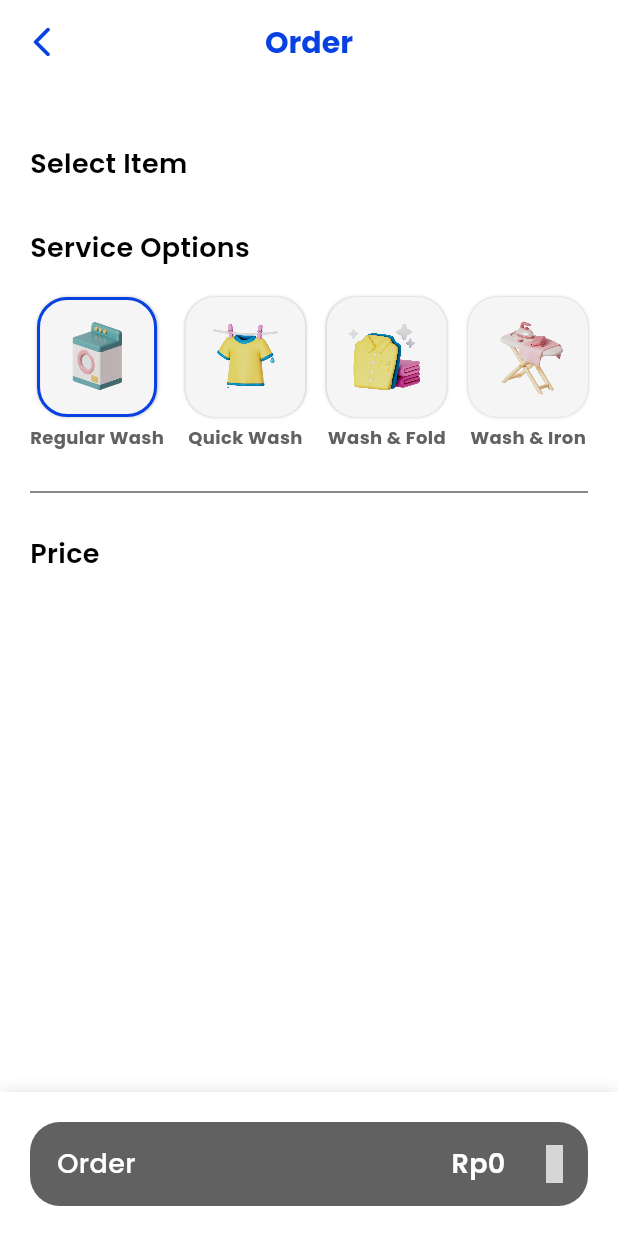
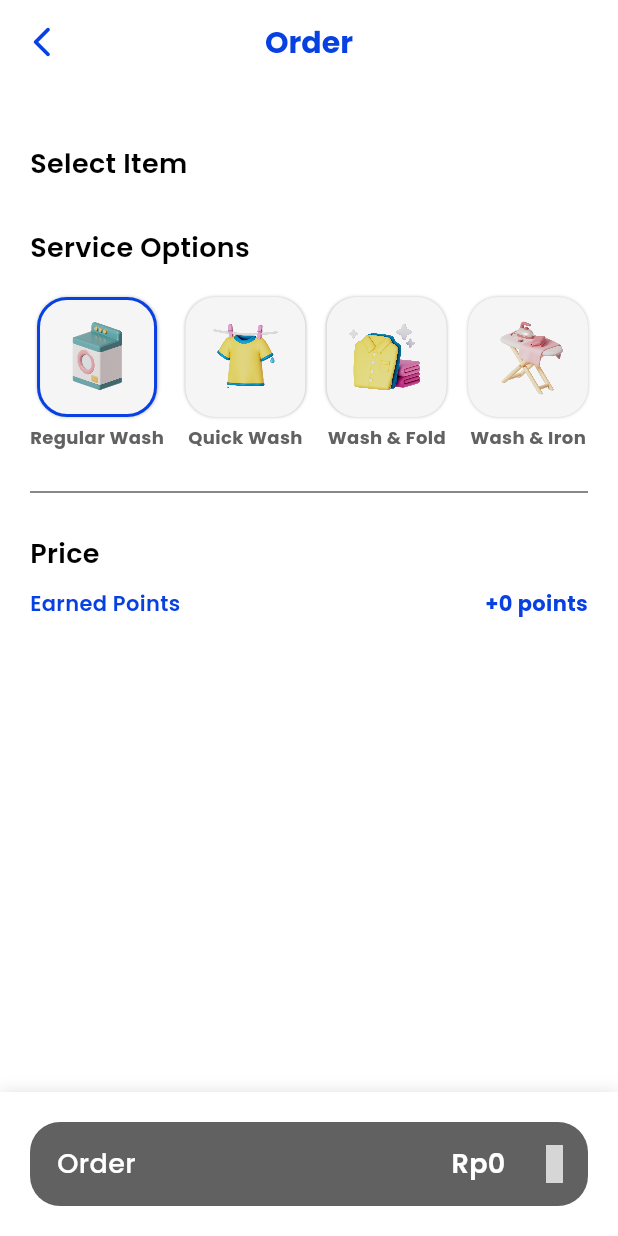
Before and after one commit to Wirlhawk/washa_mobile, a Flutter app: the OrderPage screen opened directly, on a phone screen of 412 x 824 dp. Run offline on Flutter 3.47's test engine with Material 3 defaults, Android fonts, the phone set to English and light mode, and no system bars; our stand-ins replace flutter_animate, flutter_map, geocoding, google_fonts, iconsax, image_picker and 4 more; missing offline and left inert: location_picker_flutter_map; accounts and stored records are empty; network calls fail; grey boxes are pictures that could not be loaded.

Commit message:
add points

```diff
--- a/lib/auth/auth_gate.dart
+++ b/lib/auth/auth_gate.dart
@@ -1,6 +1,6 @@
 import 'package:flutter/material.dart';
 import 'package:supabase_flutter/supabase_flutter.dart';
-import 'package:washa_mobile/views/pages/onboarding_page.dart';
+import 'package:washa_mobile/views/pages/login_page.dart';
 import 'package:washa_mobile/views/widget_tree.dart';
 
 class AuthGate extends StatelessWidget {
@@ -25,7 +25,7 @@ class AuthGate extends StatelessWidget {
         if (session != null) {
           return WidgetTree();
         } else {
-          return OnboardingPage();
+          return LoginPage();
         }
       },
     );
--- a/lib/helper/format_date.dart
+++ b/lib/helper/format_date.dart
@@ -1,5 +1,5 @@
 import 'package:intl/intl.dart';
 
-String formatDate(DateTime date) {
+String formatDate(date) {
   return DateFormat('yyyy-MM-dd HH:mm:ss').format(date);
 }
--- a/lib/service/order_service.dart
+++ b/lib/service/order_service.dart
@@ -31,12 +31,14 @@ class OrderService {
     required List<OrderModel> orders,
     required int serviceID,
     required double price,
+    required int redeemedPoints,
+    required int earnedPoints,
   }) async {
     final userID = _supabase.auth.currentUser!.id;
 
-    final userAddress = await _supabase
+    final user = await _supabase
         .from('users')
-        .select('address')
+        .select('address, points')
         .eq('id', userID)
         .single();
 
@@ -45,7 +47,7 @@ class OrderService {
         .insert([
           {
             'user_id': userID,
-            'address': userAddress['address'],
+            'address': user['address'],
             'total_price': price,
             'service_id': serviceID,
             'status': 1,
@@ -53,6 +55,22 @@ class OrderService {
         ])
         .select()
         .single();
+
+    final currentPoints = user['points'] - redeemedPoints + earnedPoints;
+
+    await _supabase.from('points').insert({
+      'earned': earnedPoints,
+      'redeemed': redeemedPoints,
+      'order_id': newOrder['id'],
+      'user_id': userID,
+      'before': user['points'],
+      'after': currentPoints,
+    });
+
+    await _supabase.from('users').update({
+      'points': currentPoints,
+      'id': userID,
+    }).eq('id', userID);
 
     List<Map<String, dynamic>> ordersMap = orders
         .map(
@@ -99,6 +117,12 @@ class OrderService {
     }
   }
 
+  Future getPointHistory() async {
+    final userID = _supabase.auth.currentUser!.id;
+
+    return await _supabase.from('points').select().eq('user_id', userID);
+  }
+
   Future<void> cancelOrder(String orderID) async {
     return await _supabase
         .from('orders')
--- a/lib/views/pages/order_page.dart
+++ b/lib/views/pages/order_page.dart
@@ -1,3 +1,4 @@
+import 'package:flutter/cupertino.dart';
 import 'package:flutter/material.dart';
 import 'package:iconsax/iconsax.dart';
 import 'package:washa_mobile/auth/auth_service.dart';
@@ -25,6 +26,9 @@ class _OrderPageState extends State<OrderPage> {
   int selectedClothesIndex = 0;
   double totalPrice = 0;
   late Map? address;
+  late int points = 0;
+  int earnedPoints = 0;
+  bool usePoints = false;
 
   List<Map<String, dynamic>> services = [];
   List<Map<String, dynamic>> clothes = [];
@@ -42,7 +46,7 @@ class _OrderPageState extends State<OrderPage> {
 
   Future<void> _loadData() async {
     await Future.wait([
-      _fetchAddress(),
+      _fetchAddressAndPoints(),
       _fetchClothes(),
       _fetchServices(),
     ]);
@@ -84,6 +88,8 @@ class _OrderPageState extends State<OrderPage> {
           serviceID: selectedServiceIndex + 1,
           orders: orders,
           price: totalPrice,
+          earnedPoints: earnedPoints,
+          redeemedPoints: usePoints ? points : 0,
         );
 
         // ignore: use_build_context_synchronously
@@ -103,10 +109,11 @@ class _OrderPageState extends State<OrderPage> {
     }
   }
 
-  Future<void> _fetchAddress() async {
+  Future<void> _fetchAddressAndPoints() async {
     final data = await authService.getCurrentUserProfile();
     setState(() {
       address = data['address'] ?? {};
+      points = data['points'] ?? 0;
     });
   }
 
@@ -138,16 +145,29 @@ class _OrderPageState extends State<OrderPage> {
     _calculateTotalPrice();
   }
 
+  void _calculateEarnedPoints() {
+    setState(() {
+      earnedPoints = (totalPrice * 0.1).round();
+    });
+  }
+
   void _calculateTotalPrice() {
     final service = services[selectedServiceIndex];
     double price = 0;
     for (var order in orders) {
       price += order.subTotal;
     }
+
     price = price * service['price_multiplier'];
+
+    if (usePoints && totalPrice != 0) {
+      usePoints ? price -= points : null;
+    }
+
     setState(() {
       totalPrice = price;
     });
+    _calculateEarnedPoints();
   }
 
   @override
@@ -181,7 +201,43 @@ class _OrderPageState extends State<OrderPage> {
               padding: const EdgeInsets.symmetric(vertical: 20),
               child: Divider(),
             ),
+            _buildPointsOptions(),
             _buildPriceDetail(),
+            usePoints
+                ? Row(
+                    mainAxisAlignment: MainAxisAlignment.spaceBetween,
+                    children: [
+                      Text(
+                        "Used Points",
+                        style: TextStyle(
+                          color: Style.primary,
+                          fontWeight: FontWeight.w600,
+                        ),
+                      ),
+                      Text(
+                        "-$points points",
+                        style: TextStyle(
+                            color: Style.primary, fontWeight: FontWeight.bold),
+                      ),
+                    ],
+                  )
+                : Row(
+                    mainAxisAlignment: MainAxisAlignment.spaceBetween,
+                    children: [
+                      Text(
+                        "Earned Points",
+                        style: TextStyle(
+                          color: Style.primary,
+                          fontWeight: FontWeight.w600,
+                        ),
+                      ),
+                      Text(
+                        "+$earnedPoints points",
+                        style: TextStyle(
+                            color: Style.primary, fontWeight: FontWeight.bold),
+                      ),
+                    ],
+                  ),
           ],
         ),
       ),
@@ -267,7 +323,7 @@ class _OrderPageState extends State<OrderPage> {
                 _calculateTotalPrice();
               },
             ),
-          ],
+          ]
         ),
       ],
     );
@@ -291,6 +347,27 @@ class _OrderPageState extends State<OrderPage> {
     //     ),
     //   );
     // }
+  }
+
+  Widget _buildPointsOptions() {
+    return points > 0
+        ? Row(
+            mainAxisAlignment: MainAxisAlignment.spaceBetween,
+            children: [
+              Header("$points points", color: Style.primary),
+              CupertinoSwitch(
+                activeTrackColor: Style.primary,
+                value: usePoints,
+                onChanged: (value) {
+                  setState(() {
+                    usePoints = !usePoints;
+                    _calculateTotalPrice();
+                  });
+                },
+              )
+            ],
+          )
+        : SizedBox();
   }
 
   Widget _buildPriceDetail() {
--- a/lib/views/widget_tree.dart
+++ b/lib/views/widget_tree.dart
@@ -2,8 +2,9 @@ import 'package:flutter/material.dart';
 import 'package:washa_mobile/data/notifiers.dart';
 import 'package:washa_mobile/views/pages/history_page.dart';
 import 'package:washa_mobile/views/pages/home_page.dart';
-import 'package:washa_mobile/views/pages/order_page.dart';
 import 'package:washa_mobile/views/pages/profile_page.dart';
+import 'package:washa_mobile/views/pages/point_history_page.dart';
+
 import 'package:washa_mobile/views/widgets/bottom_navbar.dart';
 
 class WidgetTree extends StatelessWidget {
@@ -13,7 +14,7 @@ class WidgetTree extends StatelessWidget {
 
   final List<Widget> pages = [
     HomePage(),
-    OrderPage(),
+    PointHistoryPage(),
     HistoryPage(),
     ProfilePage()
   ];
--- a/lib/views/widgets/bottom_navbar.dart
+++ b/lib/views/widgets/bottom_navbar.dart
@@ -38,7 +38,7 @@ class BottomNavbar extends StatelessWidget {
                 icon: index == 1
                     ? Icon(Iconsax.setting1, color: Style.primary)
                     : Icon(Iconsax.setting),
-                label: "Search",
+                label: "Points",
               ),
               NavigationDestination(
                 icon: index == 2
```
Also changed, not shown: lib/views/pages/home_page.dart (+18 -6 lines), lib/views/pages/point_history_page.dart (added, +97 -0 lines).
